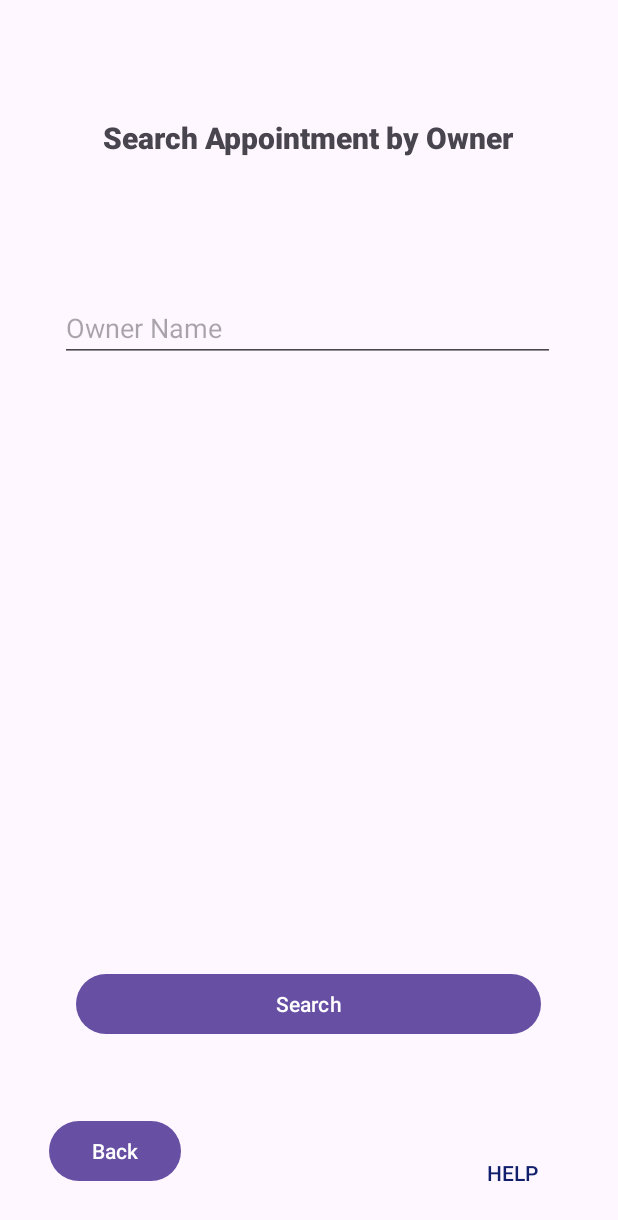
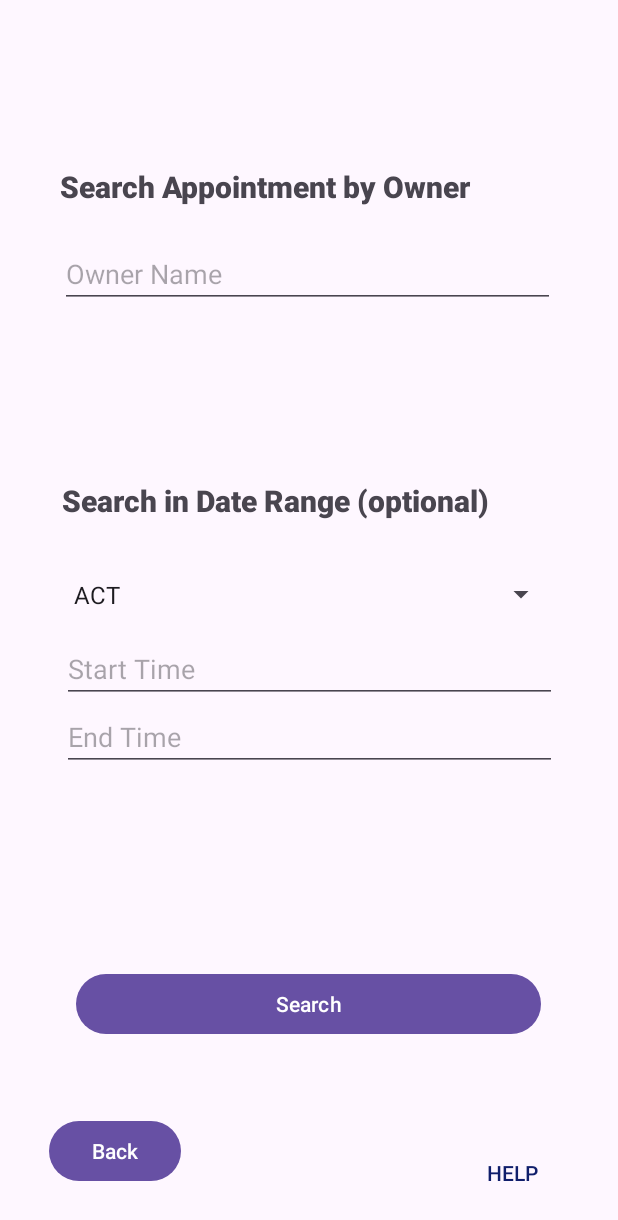
Before and after one commit to benjaminlutz23/java_android_web_app, an Android app: the ThirdFragment screen opened through its navigation route, on a phone screen of 412 x 824 dp. Shown: the top 1220 px of the screen. Run offline under Robolectric (Android 15) with nearby library versions, the phone set to English and light mode, and no system bars.

Commit message:
Added UI for searching by date

```diff
--- a/apptbook-android/app/src/main/java/edu/pdx/cs410J/benlutz/ThirdFragment.java
+++ b/apptbook-android/app/src/main/java/edu/pdx/cs410J/benlutz/ThirdFragment.java
@@ -1,10 +1,13 @@
 package edu.pdx.cs410J.benlutz;
 
+import android.app.DatePickerDialog;
+import android.app.TimePickerDialog;
 import android.content.Intent;
 import android.os.Bundle;
 import android.view.LayoutInflater;
 import android.view.View;
 import android.view.ViewGroup;
+import android.widget.ArrayAdapter;
 import android.widget.Toast;
 
 import androidx.annotation.NonNull;
@@ -13,6 +16,12 @@ import androidx.navigation.fragment.NavHostFragment;
 
 import java.io.File;
 import java.io.FileReader;
+import java.time.LocalDateTime;
+import java.time.ZoneId;
+import java.time.ZonedDateTime;
+import java.time.format.DateTimeFormatter;
+import java.util.Arrays;
+import java.util.TimeZone;
 
 import edu.pdx.cs410J.benlutz.databinding.FragmentThirdBinding;
 
@@ -35,10 +44,39 @@ public class ThirdFragment extends Fragment {
                         .navigate(R.id.action_ThirdFragment_to_FirstFragment));
 
         binding.button.setOnClickListener(v -> searchAppointmentBook());
+
+        String[] timeZones = TimeZone.getAvailableIDs();
+        Arrays.sort(timeZones);
+        ArrayAdapter<String> adapter = new ArrayAdapter<>(getContext(), android.R.layout.simple_spinner_item, timeZones);
+        adapter.setDropDownViewResource(android.R.layout.simple_spinner_dropdown_item);
+        binding.timeZoneSpinner.setAdapter(adapter);
+
+        binding.startText.setOnClickListener(v -> showDateTimePicker(true));
+        binding.endText.setOnClickListener(v -> showDateTimePicker(false));
+    }
+
+    private void showDateTimePicker(boolean isStartTime) {
+        LocalDateTime now = LocalDateTime.now();
+        DatePickerDialog datePickerDialog = new DatePickerDialog(getContext(), (view, year, month, dayOfMonth) -> {
+            TimePickerDialog timePickerDialog = new TimePickerDialog(getContext(), (view1, hourOfDay, minute) -> {
+                LocalDateTime selectedDateTime = LocalDateTime.of(year, month + 1, dayOfMonth, hourOfDay, minute);
+                String selectedTimeZone = binding.timeZoneSpinner.getSelectedItem().toString();
+                ZonedDateTime zonedDateTime = ZonedDateTime.of(selectedDateTime, ZoneId.of(selectedTimeZone));
+                String formattedDateTime = DateTimeFormatter.ofPattern("M/d/yyyy h:mm a VV").format(zonedDateTime);
+
+                if (isStartTime) {
+                    binding.startText.setText(formattedDateTime);
+                } else {
+                    binding.endText.setText(formattedDateTime);
+                }
+            }, now.getHour(), now.getMinute(), false);
+            timePickerDialog.show();
+        }, now.getYear(), now.getMonthValue() - 1, now.getDayOfMonth());
+        datePickerDialog.show();
     }
 
     private void searchAppointmentBook() {
-        String ownerName = binding.editTextText2.getText().toString().trim();
+        String ownerName = binding.ownerText.getText().toString().trim();
         if (ownerName.isEmpty()) {
             Toast.makeText(getContext(), "Owner name is required", Toast.LENGTH_SHORT).show();
             return;
@@ -53,7 +91,6 @@ public class ThirdFragment extends Fragment {
             Toast.makeText(getContext(), "No appointment book found for " + ownerName, Toast.LENGTH_SHORT).show();
         }
     }
-
 
     private AppointmentBook loadAppointmentBook(String ownerName) {
         File file = new File(getContext().getFilesDir(), ownerName + ".txt");
--- a/apptbook-android/app/src/main/res/layout/fragment_third.xml
+++ b/apptbook-android/app/src/main/res/layout/fragment_third.xml
@@ -24,7 +24,6 @@
         android:layout_height="216dp"
         android:layout_marginStart="10dp"
         android:layout_marginEnd="10dp"
-        android:gravity="center"
         android:orientation="vertical"
         app:layout_constraintBottom_toBottomOf="parent"
         app:layout_constraintEnd_toEndOf="parent"
@@ -33,8 +32,16 @@
         app:layout_constraintTop_toTopOf="parent"
         app:layout_constraintVertical_bias="0.182">
 
+        <TextView
+            android:id="@+id/textView"
+            android:layout_width="match_parent"
+            android:layout_height="49dp"
+            android:fontFamily="sans-serif-black"
+            android:text="@string/search_appointment_by_owner"
+            android:textSize="20sp" />
+
         <EditText
-            android:id="@+id/editTextText2"
+            android:id="@+id/ownerText"
             android:layout_width="match_parent"
             android:layout_height="wrap_content"
             android:autofillHints=""
@@ -42,9 +49,11 @@
             android:hint="@string/owner_name"
             android:inputType="text"
             android:text="" />
+
     </LinearLayout>
 
     <LinearLayout
+        android:id="@+id/linearLayout4"
         android:layout_width="330dp"
         android:layout_height="102dp"
         android:gravity="center"
@@ -65,19 +74,52 @@
             android:text="@string/search" />
     </LinearLayout>
 
-    <TextView
-        android:id="@+id/textView"
-        android:layout_width="314dp"
-        android:layout_height="43dp"
-        android:fontFamily="sans-serif-black"
-        android:gravity="center"
-        android:text="@string/search_appointment_by_owner"
-        android:textSize="20sp"
-        app:layout_constraintBottom_toBottomOf="parent"
+    <LinearLayout
+        android:layout_width="330dp"
+        android:layout_height="306dp"
+        android:layout_marginStart="10dp"
+        android:layout_marginTop="1dp"
+        android:layout_marginEnd="10dp"
+        android:layout_marginBottom="1dp"
+        android:orientation="vertical"
+        app:layout_constraintBottom_toTopOf="@+id/linearLayout4"
         app:layout_constraintEnd_toEndOf="parent"
-        app:layout_constraintHorizontal_bias="0.493"
         app:layout_constraintStart_toStartOf="parent"
-        app:layout_constraintTop_toTopOf="parent"
-        app:layout_constraintVertical_bias="0.09" />
+        app:layout_constraintTop_toBottomOf="@+id/linearLayout3">
+
+        <TextView
+            android:id="@+id/textView2"
+            android:layout_width="match_parent"
+            android:layout_height="49dp"
+            android:fontFamily="sans-serif-black"
+            android:text="@string/search_in_date_range_optional"
+            android:textSize="20sp" />
+
+        <Spinner
+            android:id="@+id/timeZoneSpinner"
+            android:layout_width="match_parent"
+            android:layout_height="54dp" />
+
+        <EditText
+            android:id="@+id/startText"
+            android:layout_width="match_parent"
+            android:layout_height="wrap_content"
+            android:autofillHints=""
+            android:ems="10"
+            android:hint="@string/start_time_search"
+            android:inputType="text"
+            android:text="" />
+
+        <EditText
+            android:id="@+id/endText"
+            android:layout_width="match_parent"
+            android:layout_height="wrap_content"
+            android:autofillHints=""
+            android:ems="10"
+            android:hint="@string/end_time_search"
+            android:inputType="text"
+            android:text="" />
+
+    </LinearLayout>
 
 </androidx.constraintlayout.widget.ConstraintLayout>
--- a/apptbook-android/app/src/main/res/values/strings.xml
+++ b/apptbook-android/app/src/main/res/values/strings.xml
@@ -62,4 +62,7 @@
     <string name="click_to_select_start_time">Click to select start time</string>
     <string name="click_to_select_end_time">Click to select end time</string>
     <string name="done">Done</string>
+    <string name="start_time_search">Start Time</string>
+    <string name="end_time_search">End Time</string>
+    <string name="search_in_date_range_optional">Search in Date Range (optional)</string>
 </resources>
```
